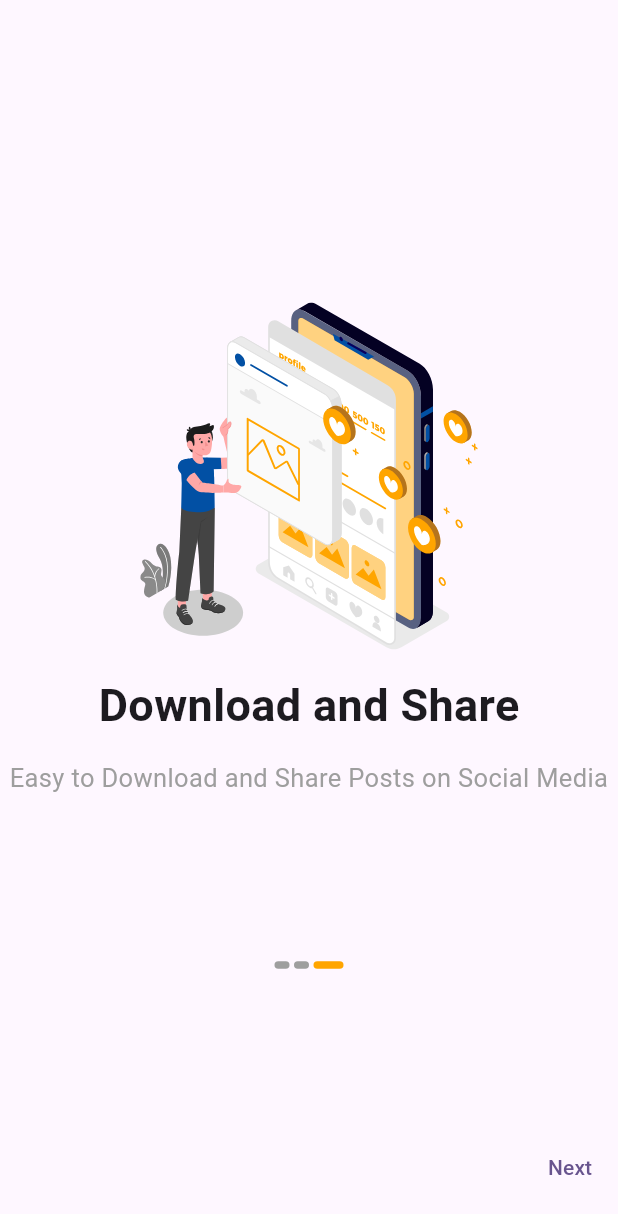
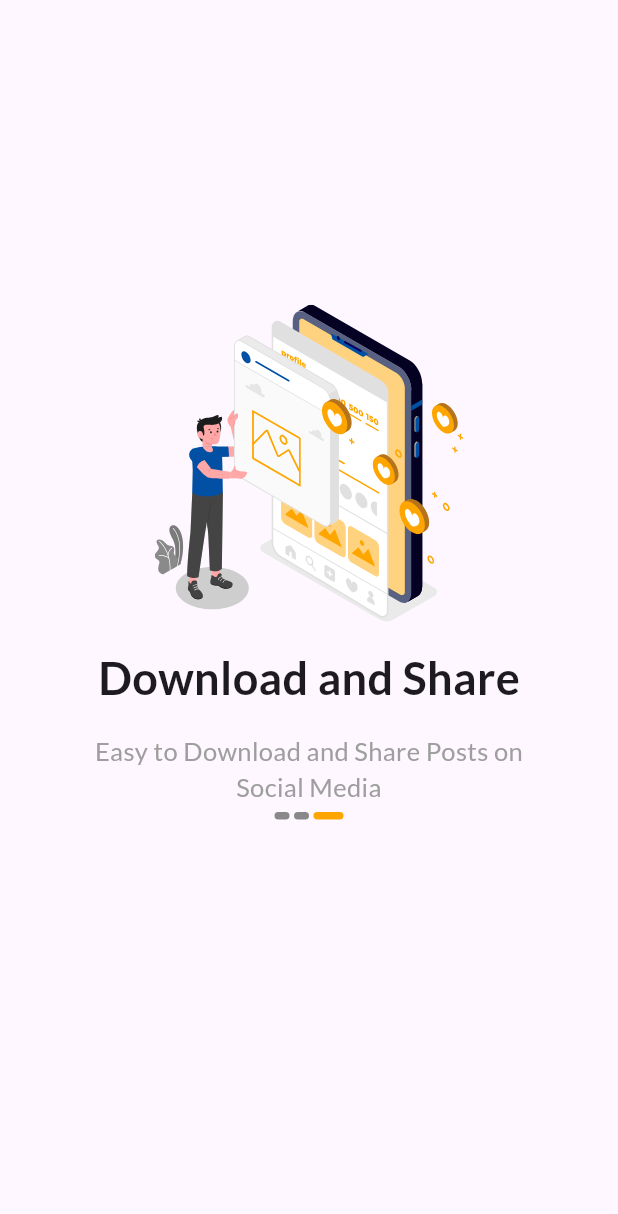
Before and after one commit to KashishDalal13/festo_post, a Flutter app: the screen it shows after launch, after a tap on "Skip", on a phone screen of 412 x 824 dp. Shown: the top 1214 px of the screen. Run offline on Flutter 3.47's test engine with Material 3 defaults, Android fonts, the phone set to English and light mode, and no system bars; drawn by our look-alikes of smooth_page_indicator; our stand-ins replace flutter_svg.

Commit message:
skip color change

```diff
--- a/lib/on_boarding/on_boarding_view.dart
+++ b/lib/on_boarding/on_boarding_view.dart
@@ -11,7 +11,14 @@ class OnBoardingScreen extends StatelessWidget {
 
   @override
   Widget build(BuildContext context) {
-    double width = MediaQuery.of(context).size.width;
+    double width = MediaQuery
+        .of(context)
+        .size
+        .width;
+    double height = MediaQuery
+        .of(context)
+        .size
+        .height;
     return ChangeNotifierProvider(
       create: (BuildContext context) => IntroProvider(),
       builder: (context, child) {
@@ -20,44 +27,82 @@ class OnBoardingScreen extends StatelessWidget {
           child: Scaffold(
             body: Column(
               children: [
-                Expanded(
-                  child: Align(
+                Align(
                   alignment: Alignment.centerRight,
-                    child:  provider.introIndex==2?SizedBox(): TextButton(onPressed: () => provider.onSkip(), child: const Text("Skip")),
+                  child:  TextButton(onPressed: () => provider.onSkip(),
+                      child: Text( provider.introIndex == 2?"":"Skip", style: TextStyle(
+                          color: AppColors.grey5c5c5c,
+                          fontSize: 15,
+                          fontFamily: 'Lato'))),
                 ),
-                ),
-                Expanded(
-                    flex: 6,
+                Container(
+                    // color: Colors.yellow,
+                    margin: const EdgeInsets.only(top: 150),// flex: 6,
+                    height: height / 2.4,
                     child: PageView(
                         controller: provider.pageController,
-                        onPageChanged: (index) => provider.onIndexChange(index: index),
+                        onPageChanged: (index) =>
+                            provider.onIndexChange(index: index),
                         children: provider.items.map((e) {
                           OnBoardingInfo data = e;
-                          return Column(
+                          return Padding(
+                            padding: const EdgeInsets.symmetric(horizontal: 60),
+                            child: Column(
                               mainAxisAlignment: MainAxisAlignment.center,
                               children: [
-                              SvgPicture.asset(data.image),
+                                SvgPicture.asset(
+                                    data.image, height: width - 200),
                                 const SizedBox(height: 15),
-                              Text(data.title, style: const TextStyle(fontSize: 30, fontWeight: FontWeight.bold)),
+                                Text(data.title, style: const TextStyle(
+                                    fontSize: 30,
+                                    fontWeight: FontWeight.bold,
+                                    fontFamily: 'Lato')),
                                 const SizedBox(height: 15),
-                              Text(data.descriptions, style: const TextStyle(color: Colors.grey, fontSize: 17), textAlign: TextAlign.center),
+                                Text(data.descriptions, style: const TextStyle(
+                                    color: Colors.grey,
+                                    fontSize: 17,
+                                    fontFamily: 'Lato'),
+                                    textAlign: TextAlign.center),
                               ],
+                            ),
                           );
                         }).toList())),
-                Expanded(
-                  child: Align(
+                Align(
                   alignment: Alignment.topCenter,
                   child: SmoothPageIndicator(
                     controller: provider.pageController,
                     count: provider.items.length,
-                      effect: ExpandingDotsEffect(activeDotColor: AppColors.yellowFFA500, spacing: 3, dotHeight: 5, dotWidth: 10, expansionFactor: 2),
+                    effect: ExpandingDotsEffect(
+                        activeDotColor: AppColors.yellowFFA500,
+                        dotColor: AppColors.white898989,
+                        spacing: 3,
+                        dotHeight: 5,
+                        dotWidth: 10,
+                        expansionFactor: 2),
+                  ),
+                ),
+              ],
+            ),
+            floatingActionButton: provider.introIndex==2?const SizedBox(): TextButton(
+              onPressed: provider.onNext,
+              child: Stack(
+                alignment: Alignment.center,
+                children: [
+                  Transform.rotate(
+                    angle: 0.8,
+                    child: Container(
+                      height: 68,
+                      width: 68,
+                      decoration: BoxDecoration(
+                        borderRadius: BorderRadius.circular(28),
+                        color: AppColors.yellowFFA500,
                       ),
                     ),
                   ),
-                Expanded(
-                  child: Align(alignment: Alignment.centerRight, child: TextButton(onPressed: () => provider.onNext(), child: const Text("Next"))),
-                )
+                  Icon(
+                      Icons.arrow_forward_rounded, color: AppColors.black202020)
                 ],
+              ),
             ),
           ),
         );
@@ -68,7 +113,7 @@ class OnBoardingScreen extends StatelessWidget {
   // Get Started Button
   Widget getStarted({required double width}) {
     return Container(
-      decoration: BoxDecoration(color: AppColors.purple),
+      decoration: BoxDecoration(color: AppColors.yellowFFA500),
       width: width * .9,
       height: 55,
       child: TextButton(
--- a/lib/on_boarding/onboarding_provider.dart
+++ b/lib/on_boarding/onboarding_provider.dart
@@ -1,5 +1,6 @@
 import 'package:flutter/material.dart';
 import 'on_boarding_info.dart';
+import 'package:festo_post/utils/string.dart';
 
 class IntroProvider extends ChangeNotifier {
   int introIndex = 0;
@@ -8,9 +9,9 @@ class IntroProvider extends ChangeNotifier {
   final pageController = PageController();
 
   List<OnBoardingInfo> items = [
-    OnBoardingInfo(title: "Welcome to Festopost", descriptions: "Celebrate Festivals and Boost Your Business with Our Posts and Offers.", image: "assets/svg/onboard1.svg"),
-    OnBoardingInfo(title: "Simplified Post Creation", descriptions: "Connect with your customers on every holiday with creative posts.", image: "assets/svg/onboard2.svg"),
-    OnBoardingInfo(title: "Download and Share", descriptions: "Easy to Download and Share Posts on Social Media", image: "assets/svg/onboard3.svg"),
+    OnBoardingInfo(title: StrRef.onBoardTitle1, descriptions: StrRef.onBoardDesc1, image: SvgPath.onBoardImg1),
+    OnBoardingInfo(title: StrRef.onBoardTitle2, descriptions: StrRef.onBoardDesc2, image: SvgPath.onBoardImg2),
+    OnBoardingInfo(title: StrRef.onBoardTitle3, descriptions: StrRef.onBoardDesc3, image: SvgPath.onBoardImg3),
   ];
 
   void onNext() {
@@ -29,7 +30,12 @@ class IntroProvider extends ChangeNotifier {
   }
 
   void onSkip() {
+    if (introIndex == 2) {
+      return;
+      //implement logic for navigating to next screen
+    }
     pageController.jumpToPage(items.length - 1);
     notifyListeners();
   }
+
 }
--- a/lib/utils/colors.dart
+++ b/lib/utils/colors.dart
@@ -1,5 +1,5 @@
 import 'package:flutter/material.dart';
 
 class AppColors {
-  static Color purple = Colors.purple, yellowFFA500 = const Color(0XffFFA500), greyB6B6B6 = const Color(0xFFB6B6B6);
+  static Color yellowFFA500 = const Color(0XffFFA500), grey5c5c5c = const Color(0xff5c5c5c), black202020 =  const Color(0xff202020), white898989 = const Color(0xff898989);
 }
--- /dev/null
+++ b/lib/utils/string.dart
@@ -0,0 +1,14 @@
+class StrRef{
+  static String onBoardTitle1 = "Welcome to Festopost",
+  onBoardTitle2 = "Simplified Post Creation",
+  onBoardTitle3 = "Download and Share",
+  onBoardDesc1 = "Celebrate Festivals and Boost Your Business with Our Posts and Offers.",
+  onBoardDesc2 = "Connect with your customers on every holiday with creative posts.",
+  onBoardDesc3 = "Easy to Download and Share Posts on Social Media";
+  }
+
+  class SvgPath{
+    static String onBoardImg1 = 'assets/svg/onboard1.svg' ,
+    onBoardImg2 = 'assets/svg/onboard2.svg' ,
+    onBoardImg3 = 'assets/svg/onboard3.svg' ;
+  }
```
Also changed, not shown: pubspec.yaml (+7 -0 lines), fonts/Lato-Black.ttf (added), fonts/Lato-BlackItalic.ttf (added), fonts/Lato-Bold.ttf (added), fonts/Lato-BoldItalic.ttf (added), fonts/Lato-Italic.ttf (added), fonts/Lato-Light.ttf (added), fonts/Lato-LightItalic.ttf (added), fonts/Lato-Regular.ttf (added), fonts/Lato-Thin.ttf (added), fonts/Lato-ThinItalic.ttf (added). Lines whose indentation alone changed are shown as unchanged.
